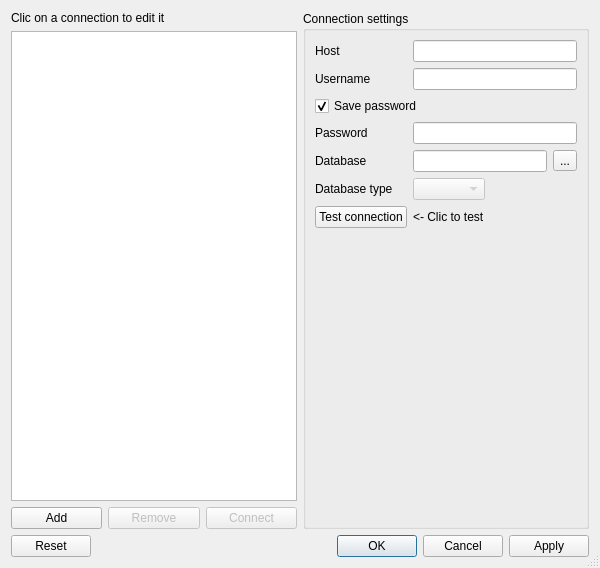
FrenchDilettante/dbmaster, file src/dialogs/dbdialog.ui: the form before one commit.
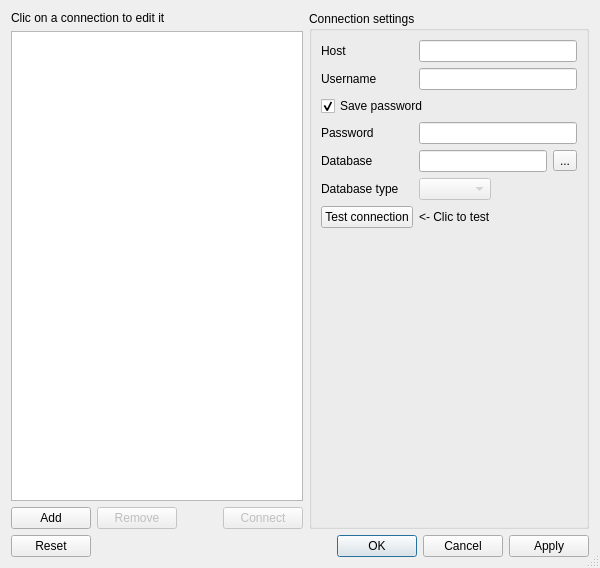
The form after the commit. Icons and pictures are not drawn. Custom widgets are drawn as their Qt base class.

Commit message: Problème tailles boutons

Diff of the .ui file:
```diff
--- a/src/dialogs/dbdialog.ui
+++ b/src/dialogs/dbdialog.ui
@@ -179,7 +179,7 @@
        </property>
       </widget>
      </item>
-     <item row="0" column="2">
+     <item row="0" column="3">
       <widget class="QPushButton" name="toggleButton">
        <property name="enabled">
         <bool>false</bool>
@@ -189,6 +189,19 @@
        </property>
       </widget>
      </item>
+     <item row="0" column="2">
+      <spacer name="horizontalSpacer">
+       <property name="orientation">
+        <enum>Qt::Horizontal</enum>
+       </property>
+       <property name="sizeHint" stdset="0">
+        <size>
+         <width>40</width>
+         <height>20</height>
+        </size>
+       </property>
+      </spacer>
+     </item>
     </layout>
    </item>
    <item row="3" column="0" colspan="2">
```
